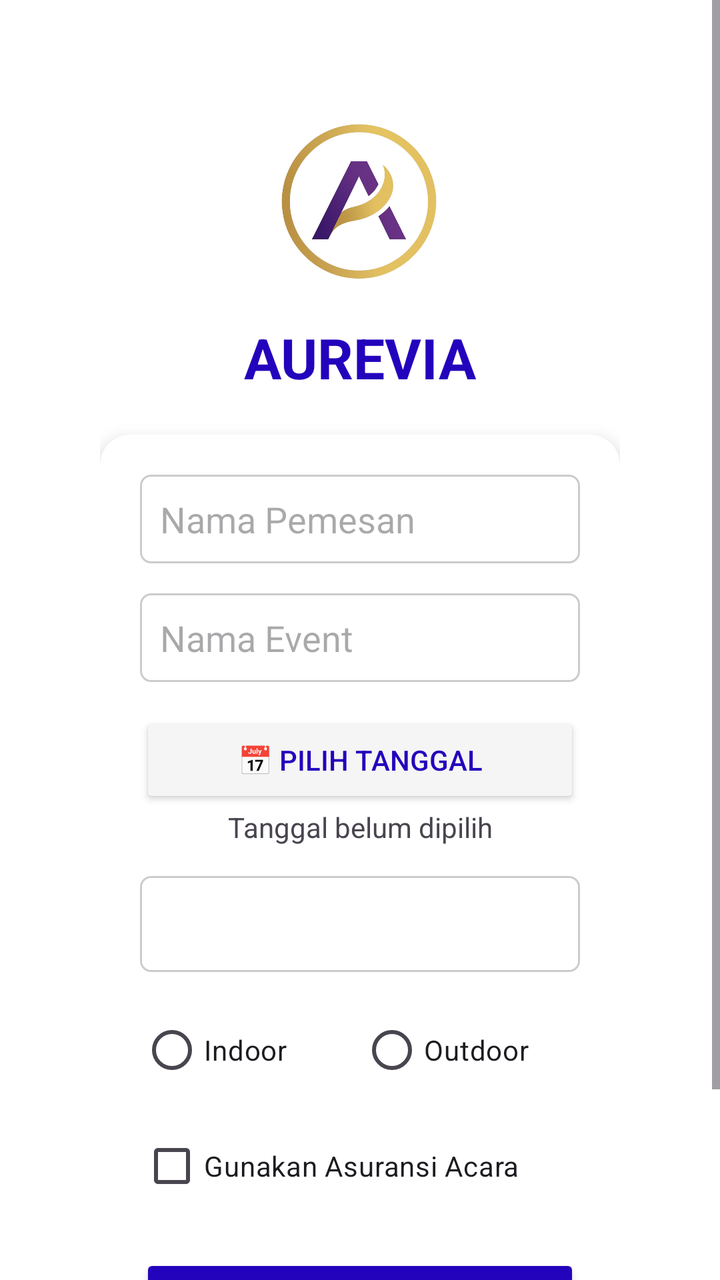
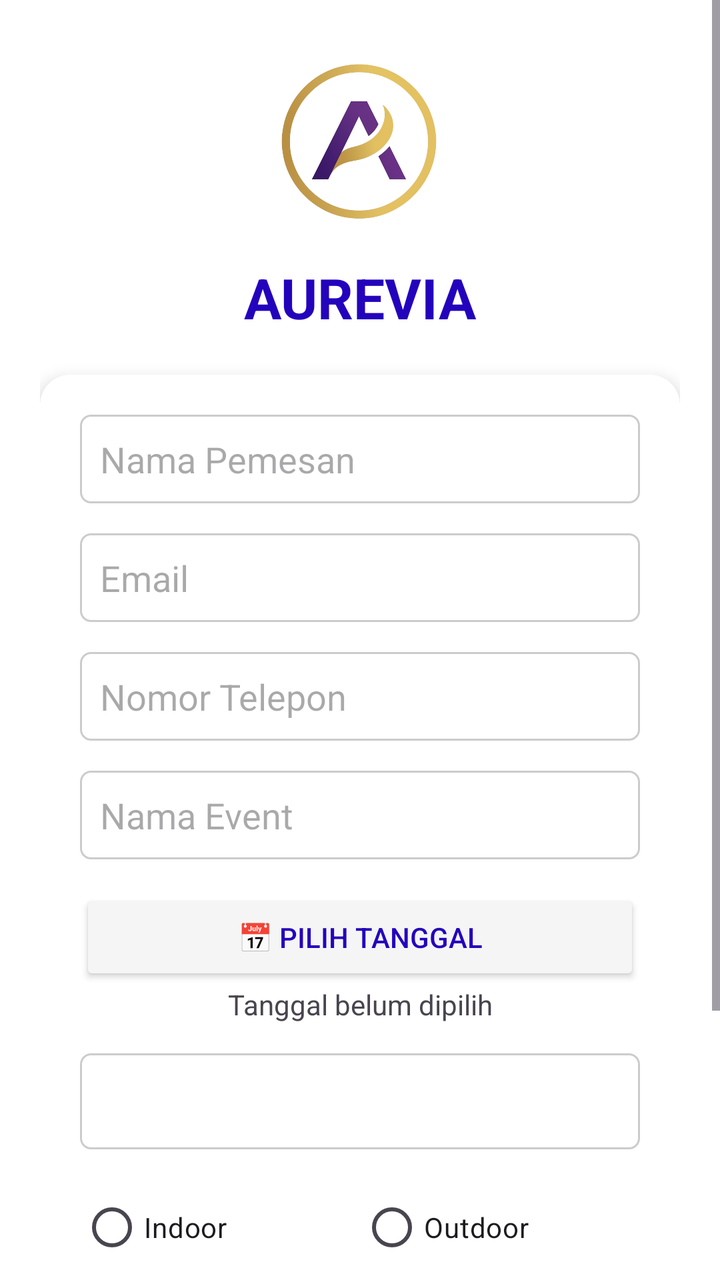

Two renders of the same Android screen: before a commit and after it. Below are the layout's source before the change and the commit's diff.
<!-- AndroidManifest.xml: application theme Theme.Aurevia -->
<!-- res/layout/activity_main.xml -->
<?xml version="1.0" encoding="utf-8"?>
<ScrollView xmlns:android="http://schemas.android.com/apk/res/android"
    xmlns:app="http://schemas.android.com/apk/res-auto"
    android:layout_width="match_parent"
    android:layout_height="match_parent"
    android:background="@color/white">

    <LinearLayout
        android:layout_width="match_parent"
        android:layout_height="wrap_content"
        android:orientation="vertical"
        android:padding="50dp">

        <ImageView
            android:layout_width="100dp"
            android:layout_height="100dp"
            android:layout_gravity="center"
            android:src="@drawable/logo_aurevia"
            android:layout_marginBottom="10dp"/>

        <TextView
            android:layout_width="match_parent"
            android:layout_height="wrap_content"
            android:text="AUREVIA"
            android:textSize="28sp"
            android:textStyle="bold"
            android:textColor="@color/primary"
            android:gravity="center"
            android:layout_marginBottom="20dp"/>

        <androidx.cardview.widget.CardView
            android:layout_width="match_parent"
            android:layout_height="wrap_content"
            app:cardCornerRadius="15dp"
            app:cardElevation="5dp">

            <LinearLayout
                android:layout_width="match_parent"
                android:layout_height="wrap_content"
                android:orientation="vertical"
                android:padding="20dp">

                <EditText
                    android:id="@+id/etCustomerName"
                    android:layout_width="match_parent"
                    android:layout_height="wrap_content"
                    android:hint="Nama Pemesan"
                    android:background="@drawable/edittext_border"
                    android:layout_marginBottom="15dp"
                    android:inputType="textPersonName"/>

                <EditText
                    android:id="@+id/etEventName"
                    android:layout_width="match_parent"
                    android:layout_height="wrap_content"
                    android:hint="Nama Event"
                    android:background="@drawable/edittext_border"
                    android:layout_marginBottom="15dp"/>

                <Button
                    android:id="@+id/btnPickDate"
                    android:layout_width="match_parent"
                    android:layout_height="wrap_content"
                    android:text="📅 Pilih Tanggal"
                    android:backgroundTint="@color/background_gray"
                    android:textColor="@color/primary" />

                <TextView
                    android:id="@+id/tvDate"
                    android:layout_width="match_parent"
                    android:layout_height="wrap_content"
                    android:text="Tanggal belum dipilih"
                    android:gravity="center"
                    android:layout_marginBottom="15dp"/>

                <Spinner
                    android:id="@+id/spCategory"
                    android:layout_width="match_parent"
                    android:layout_height="48dp"
                    android:background="@drawable/edittext_border"
                    android:layout_marginBottom="15dp"/>

                <RadioGroup
                    android:id="@+id/rgVenue"
                    android:layout_width="match_parent"
                    android:layout_height="wrap_content"
                    android:orientation="horizontal">
                    <RadioButton android:id="@+id/rbIndoor" android:text="Indoor" android:layout_weight="1" android:layout_width="0dp" android:layout_height="wrap_content"/>
                    <RadioButton android:id="@+id/rbOutdoor" android:text="Outdoor" android:layout_weight="1" android:layout_width="0dp" android:layout_height="wrap_content"/>
                </RadioGroup>

                <CheckBox
                    android:id="@+id/cbInsurance"
                    android:layout_width="match_parent"
                    android:layout_height="wrap_content"
                    android:text="Gunakan Asuransi Acara"
                    android:layout_marginTop="10dp"/>

                <Button
                    android:id="@+id/btnSubmit"
                    android:layout_width="match_parent"
                    android:layout_height="55dp"
                    android:text="DAFTARKAN EVENT"
                    android:backgroundTint="@color/primary"
                    android:layout_marginTop="20dp"/>
            </LinearLayout>
        </androidx.cardview.widget.CardView>
    </LinearLayout>
</ScrollView>
<!-- resources referenced by this layout -->
<resources>
  <color name="background_gray">#F5F5F5</color>
  <color name="primary">#2403BC</color>
  <color name="white">#FFFFFF</color>
  <!-- drawable edittext_border (drawable) -->
  <?xml version="1.0" encoding="utf-8"?>
  <shape xmlns:android="http://schemas.android.com/apk/res/android">
      <stroke android:width="1dp" android:color="#CCCCCC" />
      <corners android:radius="5dp" />
      <padding android:left="10dp" android:right="10dp" android:top="10dp" android:bottom="10dp" />
  </shape>
  <!-- drawable logo_aurevia: png bitmap (drawable, 534957 bytes) -->
  <style name="Theme.Aurevia" parent="Base.Theme.Aurevia" />
  <style name="Base.Theme.Aurevia" parent="Theme.Material3.DayNight.NoActionBar">
          
          
      </style>
</resources>

<!-- the commit's change to res/layout/activity_main.xml (unified diff, before → after) -->
@@ -9,7 +9,7 @@
         android:layout_width="match_parent"
         android:layout_height="wrap_content"
         android:orientation="vertical"
-        android:padding="50dp">
+        android:padding="20dp">
 
         <ImageView
             android:layout_width="100dp"
@@ -44,16 +44,34 @@
                     android:id="@+id/etCustomerName"
                     android:layout_width="match_parent"
                     android:layout_height="wrap_content"
-                    android:hint="Nama Pemesan"
+                    android:hint="@string/hint_customer_name"
                     android:background="@drawable/edittext_border"
                     android:layout_marginBottom="15dp"
                     android:inputType="textPersonName"/>
 
                 <EditText
+                    android:id="@+id/etEmail"
+                    android:layout_width="match_parent"
+                    android:layout_height="wrap_content"
+                    android:hint="@string/hint_email"
+                    android:background="@drawable/edittext_border"
+                    android:layout_marginBottom="15dp"
+                    android:inputType="textEmailAddress"/>
+
+                <EditText
+                    android:id="@+id/etPhone"
+                    android:layout_width="match_parent"
+                    android:layout_height="wrap_content"
+                    android:hint="@string/hint_phone"
+                    android:background="@drawable/edittext_border"
+                    android:layout_marginBottom="15dp"
+                    android:inputType="phone"/>
+
+                <EditText
                     android:id="@+id/etEventName"
                     android:layout_width="match_parent"
                     android:layout_height="wrap_content"
-                    android:hint="Nama Event"
+                    android:hint="@string/hint_event_name"
                     android:background="@drawable/edittext_border"
                     android:layout_marginBottom="15dp"/>
 
@@ -61,7 +79,7 @@
                     android:id="@+id/btnPickDate"
                     android:layout_width="match_parent"
                     android:layout_height="wrap_content"
-                    android:text="📅 Pilih Tanggal"
+                    android:text="@string/btn_pick_date"
                     android:backgroundTint="@color/background_gray"
                     android:textColor="@color/primary" />
 
@@ -69,7 +87,7 @@
                     android:id="@+id/tvDate"
                     android:layout_width="match_parent"
                     android:layout_height="wrap_content"
-                    android:text="Tanggal belum dipilih"
+                    android:text="@string/tv_default_date"
                     android:gravity="center"
                     android:layout_marginBottom="15dp"/>
 
@@ -85,22 +103,22 @@
                     android:layout_width="match_parent"
                     android:layout_height="wrap_content"
                     android:orientation="horizontal">
-                    <RadioButton android:id="@+id/rbIndoor" android:text="Indoor" android:layout_weight="1" android:layout_width="0dp" android:layout_height="wrap_content"/>
-                    <RadioButton android:id="@+id/rbOutdoor" android:text="Outdoor" android:layout_weight="1" android:layout_width="0dp" android:layout_height="wrap_content"/>
+                    <RadioButton android:id="@+id/rbIndoor" android:text="@string/rb_indoor" android:layout_weight="1" android:layout_width="0dp" android:layout_height="wrap_content"/>
+                    <RadioButton android:id="@+id/rbOutdoor" android:text="@string/rb_outdoor" android:layout_weight="1" android:layout_width="0dp" android:layout_height="wrap_content"/>
                 </RadioGroup>
 
                 <CheckBox
                     android:id="@+id/cbInsurance"
                     android:layout_width="match_parent"
                     android:layout_height="wrap_content"
-                    android:text="Gunakan Asuransi Acara"
+                    android:text="@string/cb_insurance"
                     android:layout_marginTop="10dp"/>
 
                 <Button
                     android:id="@+id/btnSubmit"
                     android:layout_width="match_parent"
                     android:layout_height="55dp"
-                    android:text="DAFTARKAN EVENT"
+                    android:text="@string/btn_submit"
                     android:backgroundTint="@color/primary"
                     android:layout_marginTop="20dp"/>
             </LinearLayout>
<!-- resource entries referenced after the edit -->
@@ -11,6 +11,16 @@
       <padding android:left="10dp" android:right="10dp" android:top="10dp" android:bottom="10dp" />
   </shape>
   <!-- drawable logo_aurevia: png bitmap (drawable, 534957 bytes) -->
+  <string name="btn_pick_date">📅 Pilih Tanggal</string>
+  <string name="btn_submit">DAFTARKAN EVENT</string>
+  <string name="cb_insurance">Gunakan Asuransi Acara</string>
+  <string name="hint_customer_name">Nama Pemesan</string>
+  <string name="hint_email">Email</string>
+  <string name="hint_event_name">Nama Event</string>
+  <string name="hint_phone">Nomor Telepon</string>
+  <string name="rb_indoor">Indoor</string>
+  <string name="rb_outdoor">Outdoor</string>
+  <string name="tv_default_date">Tanggal belum dipilih</string>
   <style name="Theme.Aurevia" parent="Base.Theme.Aurevia" />
   <style name="Base.Theme.Aurevia" parent="Theme.Material3.DayNight.NoActionBar">
           
